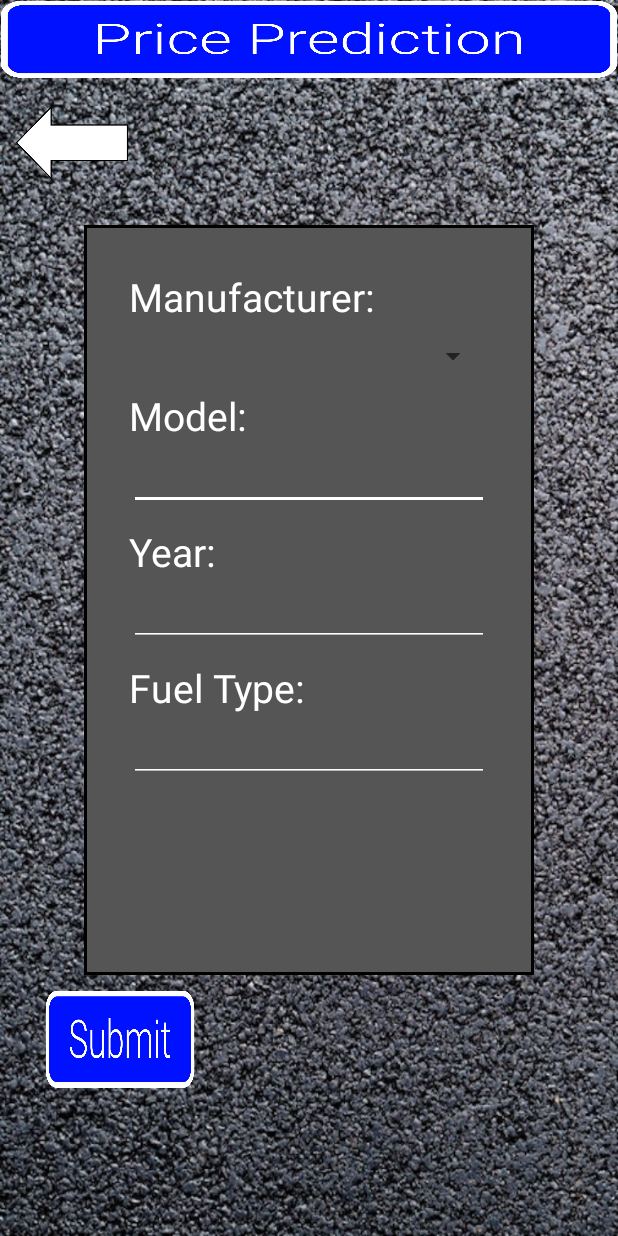
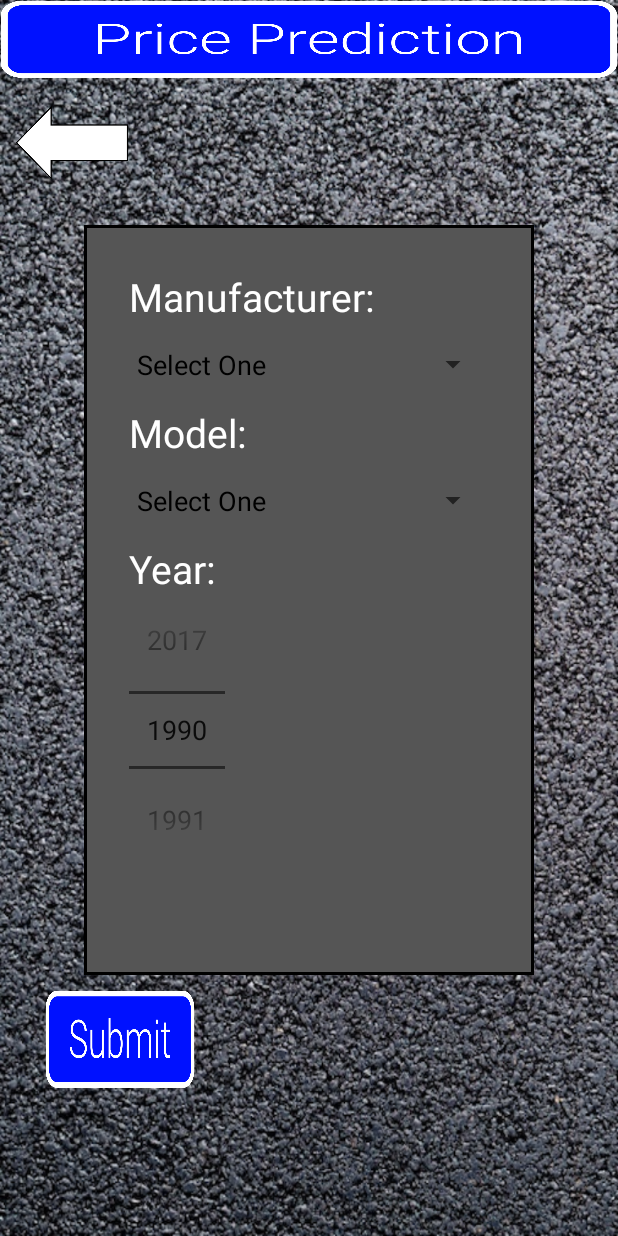
Before and after one commit to ETS-Android5/CarML, an Android app: the PricePredictionActivity screen opened directly, with no data from a screen before it, on a phone screen of 412 x 824 dp. Run offline under Robolectric (Android 15) with nearby library versions, the phone set to English and light mode, and no system bars.

Commit message:
Added dropdown menus (Spinners) for manufacturer and model. Added NumberPicker for year. However, duplicates appear in manufacturer list and both lists need their appearance changed.

```diff
--- a/app/src/main/java/ie/tudublin/carml/PricePredictionActivity.java
+++ b/app/src/main/java/ie/tudublin/carml/PricePredictionActivity.java
@@ -3,14 +3,31 @@ package ie.tudublin.carml;
 import android.content.Intent;
 import android.os.Bundle;
 import android.view.View;
+import android.widget.ArrayAdapter;
 import android.widget.ImageButton;
+import android.widget.NumberPicker;
+import android.widget.Spinner;
 
 import androidx.appcompat.app.AppCompatActivity;
+
+import java.io.BufferedReader;
+import java.io.IOException;
+import java.io.InputStream;
+import java.io.InputStreamReader;
+import java.nio.charset.StandardCharsets;
+import java.util.ArrayList;
+import java.util.List;
 
 public class PricePredictionActivity extends AppCompatActivity implements View.OnClickListener {
 
     ImageButton back_arrow;
     ImageButton submit;
+    Spinner manufacturerDD;
+    Spinner modelDD;
+    NumberPicker year;
+    // Create ArrayLists that hold Manufacturer and Model
+    private List<String> manufacturers = new ArrayList<>();
+    private List<String> models = new ArrayList<>();
 
     @Override
     protected void onCreate(Bundle savedInstanceState) {
@@ -21,6 +38,20 @@ public class PricePredictionActivity extends AppCompatActivity implements View.O
         back_arrow.setOnClickListener(this);
         submit = findViewById(R.id.submit_button);
         submit.setOnClickListener(this);
+        year = findViewById(R.id.year);
+        year.setMinValue(1990);
+        year.setMaxValue(2017);
+        prepSpinners();
+        manufacturerDD = findViewById(R.id.manufacturer);
+        modelDD = findViewById(R.id.model);
+        ArrayAdapter<String> manAdapter =
+                new ArrayAdapter<>(this, R.layout.spinner_item, manufacturers);
+        manAdapter.setDropDownViewResource(R.layout.spinner_item);
+        manufacturerDD.setAdapter(manAdapter);
+        ArrayAdapter<String> modAdapter =
+                new ArrayAdapter<>(this, R.layout.spinner_item, models);
+        modAdapter.setDropDownViewResource(R.layout.spinner_item);
+        modelDD.setAdapter(modAdapter);
     }
 
     @Override
@@ -42,7 +73,59 @@ public class PricePredictionActivity extends AppCompatActivity implements View.O
     }
 
     public void prepSpinners() {
+        // Add in the first value for the dropdown menus
+        manufacturers.add("Select One");
+        models.add("Select One");
 
+        // Get InputStream for data
+        InputStream inStream = getResources().openRawResource(R.raw.kaggle_data_clean);
+        // Create Buffered Reader for stream
+        BufferedReader reader = new BufferedReader(
+                new InputStreamReader(inStream, StandardCharsets.UTF_8));
+
+        // i is used to check if the previous item in the list is the same as the current
+        int ma = 1;
+        int mo = 1;
+        String row = "f";
+        // Read each row and parse the correct parts into the correct lists
+        try {
+            // Skip over the column headers
+            reader.readLine();
+            while((row = reader.readLine()) != null)
+            {
+                // Split each row on the commas
+                String[] splits = row.split(",");
+
+                // Add in the first ones
+//                if (ma == 0) {
+//                    manufacturers.add(splits[0]);
+//                    ma++;
+//                }
+//
+//                if (mo == 0) {
+//                    models.add(splits[1]);
+//                    mo++;
+//                }
+
+                if (ma > 0) {
+                    if (!manufacturers.get(ma-1).equals(splits[0])) {
+                        manufacturers.add(splits[0]);
+                        ma++;
+                    }
+                }
+
+                if (mo > 0) {
+                    if (!models.get(mo-1).equals(splits[1])) {
+                        models.add(splits[1]);
+                        mo++;
+                    }
+                }
+            }
+
+        }
+        catch (IOException ioe) {
+            ioe.printStackTrace();
+        }
     }
 
     public void readColumn() {
--- a/app/src/main/res/drawable/rectangle.xml
+++ b/app/src/main/res/drawable/rectangle.xml
@@ -3,5 +3,5 @@
     xmlns:android="http://schemas.android.com/apk/res/android"
     android:id="@+id/input_form_rectangle">
     <stroke android:width="2dp" android:color="#000000" />
-    <solid android:color="#555555" />
+    <solid android:color="@color/grey" />
 </shape>
--- a/app/src/main/res/layout/price_prediction_activity.xml
+++ b/app/src/main/res/layout/price_prediction_activity.xml
@@ -1,7 +1,6 @@
 <?xml version="1.0" encoding="utf-8"?>
 <androidx.appcompat.widget.LinearLayoutCompat
     xmlns:android="http://schemas.android.com/apk/res/android"
-    xmlns:app="http://schemas.android.com/apk/res-auto"
     xmlns:tools="http://schemas.android.com/tools"
     android:layout_width="match_parent"
     android:layout_height="match_parent"
@@ -78,8 +77,7 @@
                 android:layout_marginTop="@dimen/margin10"
                 android:minWidth="240dp"
                 android:outlineSpotShadowColor="@color/white"
-                android:outlineAmbientShadowColor="@color/white"
-                android:tooltipText="Select One"/>
+                android:outlineAmbientShadowColor="@color/white"/>
 
             <TextView
                 android:id="@+id/model_label"
@@ -91,16 +89,28 @@
                 android:text="@string/model"
                 android:textSize="@dimen/heading_size"/>
 
-            <EditText
+<!--            <EditText-->
+<!--                android:id="@+id/model"-->
+<!--                android:layout_width="wrap_content"-->
+<!--                android:layout_height="wrap_content"-->
+<!--                android:minWidth="240dp"-->
+<!--                android:layout_below="@id/model_label"-->
+<!--                android:layout_marginStart="@dimen/margin30"-->
+<!--                android:autofillHints="Manufacturer"-->
+<!--                android:backgroundTint="@color/white"-->
+<!--                android:textColor="@color/white"/>-->
+
+            <Spinner
                 android:id="@+id/model"
                 android:layout_width="wrap_content"
                 android:layout_height="wrap_content"
-                android:minWidth="240dp"
                 android:layout_below="@id/model_label"
                 android:layout_marginStart="@dimen/margin30"
-                android:autofillHints="Manufacturer"
-                android:backgroundTint="@color/white"
-                android:textColor="@color/white"/>
+                android:layout_marginTop="@dimen/margin10"
+                android:minWidth="240dp"
+                android:outlineSpotShadowColor="@color/white"
+                android:outlineAmbientShadowColor="@color/white"
+                android:tooltipText="Select One"/>
 
             <TextView
                 android:id="@+id/year_label"
@@ -112,40 +122,48 @@
                 android:text="@string/year"
                 android:textSize="@dimen/heading_size"/>
 
-            <EditText
+<!--            <EditText-->
+<!--                android:id="@+id/year"-->
+<!--                android:layout_width="wrap_content"-->
+<!--                android:layout_height="wrap_content"-->
+<!--                android:minWidth="240dp"-->
+<!--                android:layout_below="@id/year_label"-->
+<!--                android:layout_marginStart="@dimen/margin30"-->
+<!--                android:autofillHints="Manufacturer"-->
+<!--                android:backgroundTint="@color/white"-->
+<!--                android:textColor="@color/white"-->
+<!--                android:inputType="number"-->
+<!--                android:maxLength="4"/>-->
+
+            <NumberPicker
                 android:id="@+id/year"
                 android:layout_width="wrap_content"
                 android:layout_height="wrap_content"
-                android:minWidth="240dp"
                 android:layout_below="@id/year_label"
                 android:layout_marginStart="@dimen/margin30"
-                android:autofillHints="Manufacturer"
-                android:backgroundTint="@color/white"
-                android:textColor="@color/white"
-                android:inputType="number"
-                android:maxLength="4"/>
+                />
 
-            <TextView
-                android:id="@+id/fuel_type_label"
-                android:layout_width="wrap_content"
-                android:layout_height="wrap_content"
-                android:layout_below="@id/year"
-                android:layout_marginTop="@dimen/margin10"
-                android:layout_marginStart="@dimen/margin30"
-                android:text="@string/fuel_type"
-                android:textSize="@dimen/heading_size"/>
+<!--            <TextView-->
+<!--                android:id="@+id/fuel_type_label"-->
+<!--                android:layout_width="wrap_content"-->
+<!--                android:layout_height="wrap_content"-->
+<!--                android:layout_below="@id/year"-->
+<!--                android:layout_marginTop="@dimen/margin10"-->
+<!--                android:layout_marginStart="@dimen/margin30"-->
+<!--                android:text="@string/fuel_type"-->
+<!--                android:textSize="@dimen/heading_size"/>-->
 
-            <EditText
-                android:id="@+id/fuel_type"
-                android:layout_width="wrap_content"
-                android:layout_height="wrap_content"
-                android:minWidth="240dp"
-                android:layout_below="@id/fuel_type_label"
-                android:layout_marginStart="@dimen/margin30"
-                android:autofillHints="Manufacturer"
-                android:backgroundTint="@color/white"
-                android:textColor="@color/white"
-                android:inputType="textCapWords"/>
+<!--            <EditText-->
+<!--                android:id="@+id/fuel_type"-->
+<!--                android:layout_width="wrap_content"-->
+<!--                android:layout_height="wrap_content"-->
+<!--                android:minWidth="240dp"-->
+<!--                android:layout_below="@id/fuel_type_label"-->
+<!--                android:layout_marginStart="@dimen/margin30"-->
+<!--                android:autofillHints="Manufacturer"-->
+<!--                android:backgroundTint="@color/white"-->
+<!--                android:textColor="@color/white"-->
+<!--                android:inputType="textCapWords"/>-->
 
         </RelativeLayout>
 
--- a/app/src/main/res/layout/spinner_item.xml
+++ b/app/src/main/res/layout/spinner_item.xml
@@ -5,4 +5,5 @@
     android:layout_width="wrap_content"
     android:layout_height="wrap_content"
     android:textSize="18sp"
-    android:textColor="@color/white"/>
+    android:textColor="@color/black"
+    android:padding="@dimen/margin5"/>
--- a/app/src/main/res/values/colors.xml
+++ b/app/src/main/res/values/colors.xml
@@ -8,4 +8,5 @@
     <color name="black">#FF000000</color>
     <color name="white">#FFFFFFFF</color>
     <color name="blue_sign">#0011FF</color>
+    <color name="grey">#555555</color>
 </resources>
--- a/app/src/main/res/values/themes.xml
+++ b/app/src/main/res/values/themes.xml
@@ -8,7 +8,7 @@
         <!-- Secondary brand color. -->
         <item name="colorSecondary">@color/white</item>
         <item name="colorSecondaryVariant">@color/teal_700</item>
-        <item name="colorOnSecondary">#000000</item>
+        <item name="colorOnSecondary">@color/white</item>
         <item name="android:textColor">@color/white</item>
         <item name="android:textSize">18sp</item>
         <!-- Status bar color. -->
```
